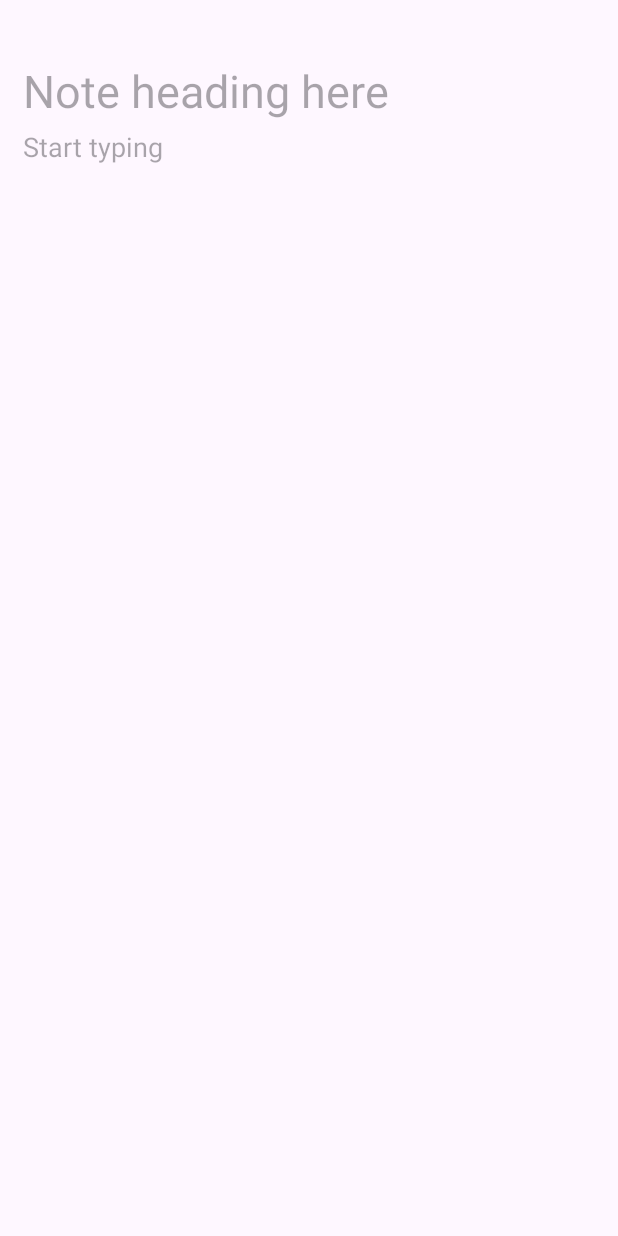
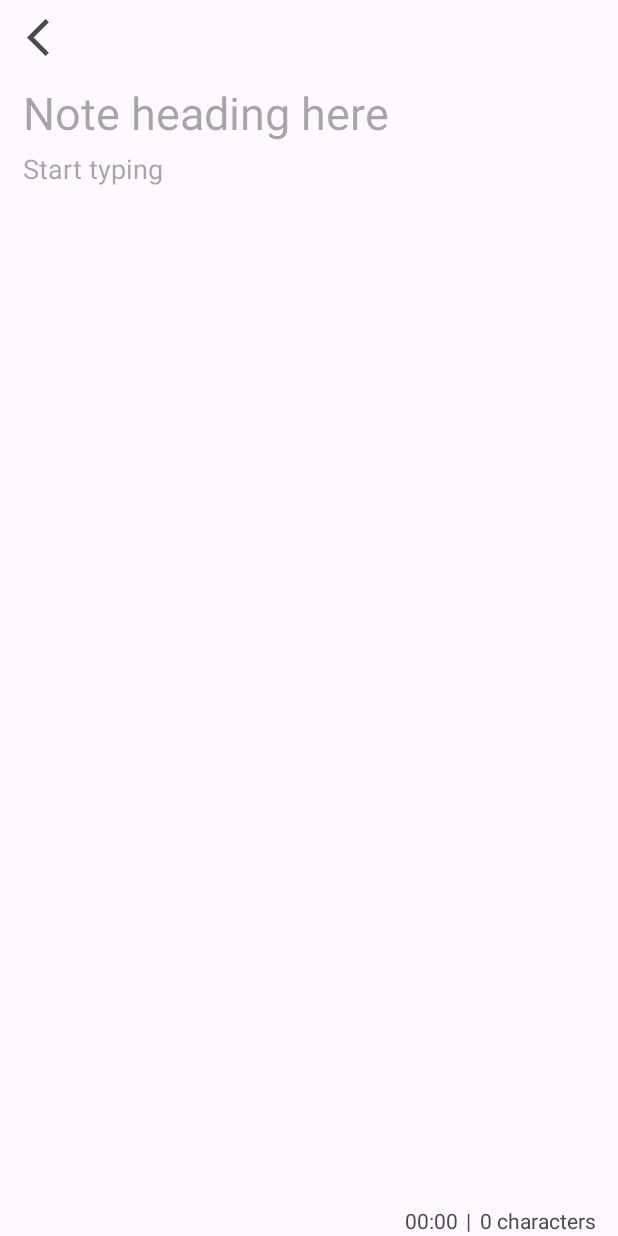
Before and after one commit to Andruid929/mind-android, an Android app: the NoteEditorActivity screen opened directly, with no data from a screen before it, on a phone screen of 412 x 824 dp. Run offline under Robolectric (Android 15) with nearby library versions, the phone set to English and light mode, and no system bars; 4 statements that could not run were skipped.

Commit message:
0.7.0 - Added back button to NoteEditorActivity for accessibility - Changed editor_note_body_edittext layout height to 0dp to fill the   space. - Added note info bar at the bottom of the Note editor activity - New string resources - Added helper method getStringResouce in NoteEditorActivity

```diff
--- a/app/build.gradle
+++ b/app/build.gradle
@@ -11,7 +11,7 @@ android {
         minSdk 24
         targetSdk 35
         versionCode 1
-        versionName "0.6.0"
+        versionName "0.7.0"
 
         testInstrumentationRunner "androidx.test.runner.AndroidJUnitRunner"
     }
--- a/app/src/main/java/net/druidlabs/mindsync/activities/NoteEditorActivity.java
+++ b/app/src/main/java/net/druidlabs/mindsync/activities/NoteEditorActivity.java
@@ -4,6 +4,7 @@ import android.os.Bundle;
 import android.text.Editable;
 import android.text.TextWatcher;
 import android.widget.EditText;
+import android.widget.TextView;
 import android.widget.Toast;
 
 import androidx.activity.EdgeToEdge;
@@ -11,6 +12,8 @@ import androidx.appcompat.app.AppCompatActivity;
 import androidx.core.graphics.Insets;
 import androidx.core.view.ViewCompat;
 import androidx.core.view.WindowInsetsCompat;
+
+import com.google.android.material.button.MaterialButton;
 
 import net.druidlabs.mindsync.R;
 import net.druidlabs.mindsync.notes.Note;
@@ -28,6 +31,11 @@ public class NoteEditorActivity extends AppCompatActivity {
 
     private Note currentNote;
 
+    private MaterialButton goBackBtn;
+
+    private TextView bodyCharCountTextView;
+    private TextView noteCreationTimeTextView;
+
     @Override
     protected void onCreate(Bundle savedInstanceState) {
         super.onCreate(savedInstanceState);
@@ -42,6 +50,13 @@ public class NoteEditorActivity extends AppCompatActivity {
         EditText noteHeadingEditText = findViewById(R.id.editor_heading_edittext);
         EditText noteBodyEditText = findViewById(R.id.editor_body_edittext);
 
+        goBackBtn = findViewById(R.id.editor_toolbar_back_btn);
+
+        bodyCharCountTextView = findViewById(R.id.editor_note_character_num_textview);
+        noteCreationTimeTextView = findViewById(R.id.editor_note_time_created_textview);
+
+        goBackBtn.setOnClickListener(v -> finish());
+
         //The clicked note's index
         int currentNoteIndex = getIntent().getIntExtra(Note.INTENT_NOTE_POSITION, -1);
 
@@ -49,6 +64,18 @@ public class NoteEditorActivity extends AppCompatActivity {
 
         String noteHeading = currentNote.getHeading();
         String noteBody = currentNote.getBody();
+
+        int numOfCharsInBody = noteBody.length();
+
+        String charText;
+
+        if (numOfCharsInBody == 1) {
+            charText = "1 " + getStringResource(R.string.editor_note_info_character);
+        } else {
+            charText = numOfCharsInBody + " " + getStringResource(R.string.editor_note_info_character_num);
+        }
+
+        bodyCharCountTextView.setText(charText);
 
         noteHeadingEditText.setText(noteHeading);
         noteBodyEditText.setText(noteBody);
@@ -81,6 +108,18 @@ public class NoteEditorActivity extends AppCompatActivity {
             @Override
             public void onTextChanged(CharSequence s, int start, int before, int count) {
                 currentNote.setBody(s.toString());
+
+                String charText;
+
+                int numOfCharsInBody = s.length();
+
+                if (numOfCharsInBody == 1) {
+                    charText = "1 " + getStringResource(R.string.editor_note_info_character);
+                } else {
+                    charText = numOfCharsInBody + " " + getStringResource(R.string.editor_note_info_character_num);
+                }
+
+                bodyCharCountTextView.setText(charText);
             }
 
             @Override
@@ -88,4 +127,16 @@ public class NoteEditorActivity extends AppCompatActivity {
             }
         });
     }
+
+    /**
+     * Get the string resource from the specific resource ID.
+     *
+     * @param resId the string resource ID.
+     * @return the String represented by the {@code resID}.
+     * @since 0.7.0
+     * */
+
+    private String getStringResource(int resId) {
+        return getResources().getString(resId);
+    }
 }
--- /dev/null
+++ b/app/src/main/res/drawable/ic_go_back.xml
@@ -0,0 +1,5 @@
+<vector xmlns:android="http://schemas.android.com/apk/res/android" android:autoMirrored="true" android:height="24dp" android:tint="#000000" android:viewportHeight="24" android:viewportWidth="24" android:width="24dp">
+
+    <path android:fillColor="@android:color/white" android:pathData="M11.67,3.87L9.9,2.1 0,12l9.9,9.9 1.77,-1.77L3.54,12z"/>
+
+</vector>
--- a/app/src/main/res/layout/activity_note_editor.xml
+++ b/app/src/main/res/layout/activity_note_editor.xml
@@ -1,7 +1,7 @@
 <?xml version="1.0" encoding="utf-8"?>
 <androidx.constraintlayout.widget.ConstraintLayout xmlns:android="http://schemas.android.com/apk/res/android"
+    xmlns:app="http://schemas.android.com/apk/res-auto"
     xmlns:tools="http://schemas.android.com/tools"
-        xmlns:app="http://schemas.android.com/apk/res-auto"
     android:id="@+id/main"
     android:layout_width="match_parent"
     android:layout_height="match_parent"
@@ -10,40 +10,92 @@
     <com.google.android.material.appbar.MaterialToolbar
         android:id="@+id/editor_toolbar"
         android:layout_width="match_parent"
-            android:layout_height="35dp"
-            app:titleTextAppearance="@style/TextAppearance.AppCompat.Display1"
+        android:layout_height="50dp"
+        app:layout_constraintStart_toStartOf="parent"
         app:layout_constraintTop_toTopOf="parent"
-            app:layout_constraintStart_toStartOf="parent" />
+        app:titleTextAppearance="@style/TextAppearance.AppCompat.Display1">
+
+        <com.google.android.material.button.MaterialButton
+            android:id="@+id/editor_toolbar_back_btn"
+            android:layout_width="35dp"
+            android:layout_height="match_parent"
+            android:layout_gravity="start"
+            android:background="@color/transparent"
+            android:contentDescription="@string/editor_go_back_btn_content_desc"
+            app:icon="@drawable/ic_go_back"
+            app:iconGravity="textStart"
+            app:iconPadding="1dp"
+            app:iconSize="30dp"
+            app:iconTint="@color/textPrimaryColour" />
+
+    </com.google.android.material.appbar.MaterialToolbar>
 
     <EditText
         android:id="@+id/editor_heading_edittext"
         android:layout_width="wrap_content"
         android:layout_height="50dp"
+        android:autofillHints=""
+        android:background="@drawable/note_editor_body_box"
+        android:hint="@string/editor_heading_hint"
         android:inputType="text"
-            android:autofillHints=""
-            android:hint="@string/editor_heading_hint"
-            android:background="@drawable/note_editor_body_box"
-            android:textSize="30sp"
         android:paddingStart="15dp"
         android:paddingEnd="15dp"
+        android:textSize="30sp"
         app:layout_constraintStart_toStartOf="@id/editor_toolbar"
-            app:layout_constraintTop_toBottomOf="@id/editor_toolbar"
-            app:layout_constraintBottom_toTopOf="@id/editor_body_edittext" />
+        app:layout_constraintTop_toBottomOf="@id/editor_toolbar" />
 
     <EditText
         android:id="@+id/editor_body_edittext"
         android:layout_width="match_parent"
-            android:layout_height="640dp"
+        android:layout_height="0dp"
+        android:autofillHints=""
+        android:background="@drawable/note_editor_body_box"
         android:gravity="start"
-            android:textColor="@color/textPrimaryColour"
-            android:autofillHints=""
+        android:hint="@string/editor_body_hint"
+        android:inputType="textMultiLine"
+        android:lineSpacingExtra="5sp"
         android:paddingStart="15dp"
         android:paddingEnd="15dp"
-            android:lineSpacingExtra="5sp"
-            android:hint="@string/editor_body_hint"
-            android:inputType="textMultiLine"
-            android:background="@drawable/note_editor_body_box"
+        android:textColor="@color/textPrimaryColour"
         app:layout_constraintStart_toStartOf="@id/editor_heading_edittext"
-            app:layout_constraintTop_toBottomOf="@id/editor_heading_edittext"/>
+        app:layout_constraintTop_toBottomOf="@id/editor_heading_edittext"
+        app:layout_constraintBottom_toTopOf="@id/editor_note_info_linear_layout"/>
+
+    <LinearLayout
+        android:id="@+id/editor_note_info_linear_layout"
+        android:layout_width="wrap_content"
+        android:layout_height="25dp"
+        android:orientation="horizontal"
+        android:paddingStart="15dp"
+        android:paddingEnd="15dp"
+        android:paddingTop="5dp"
+        app:layout_constraintBottom_toBottomOf="parent"
+        app:layout_constraintEnd_toEndOf="parent">
+
+        <TextView
+            android:id="@+id/editor_note_time_created_textview"
+            android:layout_width="wrap_content"
+            android:layout_height="match_parent"
+            android:text="@string/editor_note_info_creation_time"
+            android:textColor="@color/textPrimaryColour"
+            android:textAlignment="viewStart"/>
+
+        <TextView
+            android:layout_width="wrap_content"
+            android:layout_height="match_parent"
+            android:paddingStart="5dp"
+            android:paddingEnd="5dp"
+            android:text="@string/editor_note_info_separator"
+            android:textColor="@color/textPrimaryColour" />
+
+        <TextView
+            android:id="@+id/editor_note_character_num_textview"
+            android:layout_width="wrap_content"
+            android:layout_height="match_parent"
+            android:text="@string/editor_note_info_character_num"
+            android:textColor="@color/textPrimaryColour"
+            android:textAlignment="viewEnd"/>
+
+    </LinearLayout>
 
 </androidx.constraintlayout.widget.ConstraintLayout>
--- a/app/src/main/res/values/strings.xml
+++ b/app/src/main/res/values/strings.xml
@@ -24,5 +24,10 @@
     <string name="editor_default_note_header">Note header</string>
     <string name="editor_body_hint">Start typing</string>
     <string name="editor_heading_hint">Note heading here</string>
+    <string name="editor_go_back_btn_content_desc">Go back button</string>
+    <string name="editor_note_info_separator">|</string>
+    <string name="editor_note_info_character_num">characters</string>
+    <string name="editor_note_info_character">character</string>
+    <string name="editor_note_info_creation_time">00:00</string>
 
 </resources>
```
Lines whose indentation alone changed are shown as unchanged.
